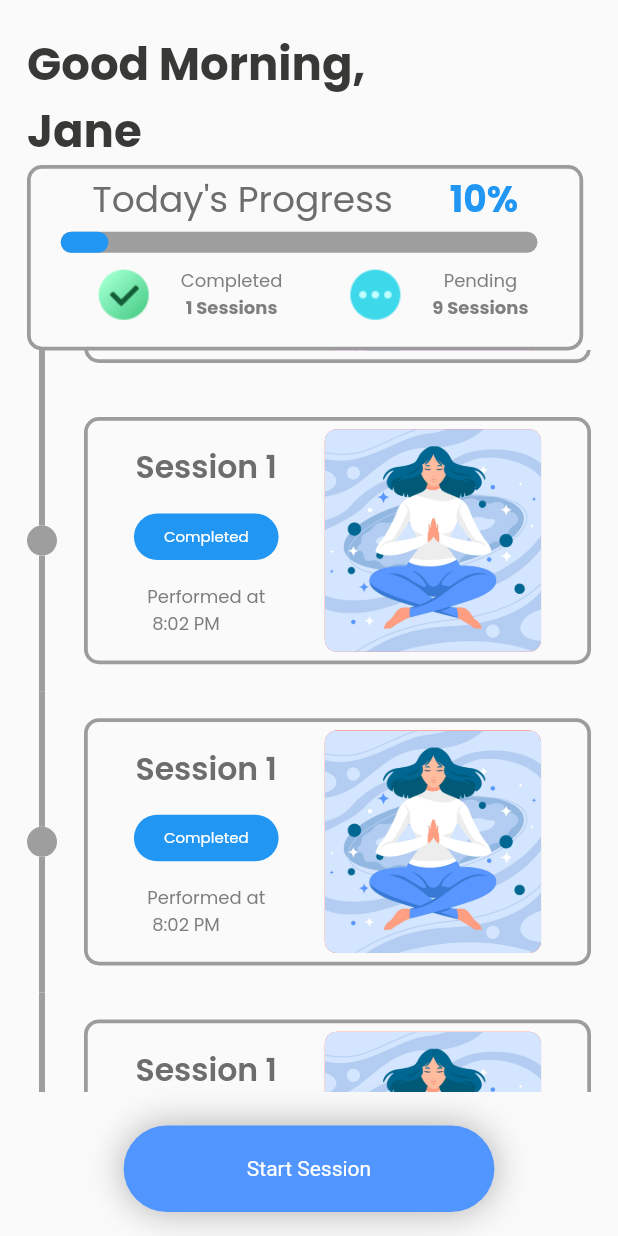
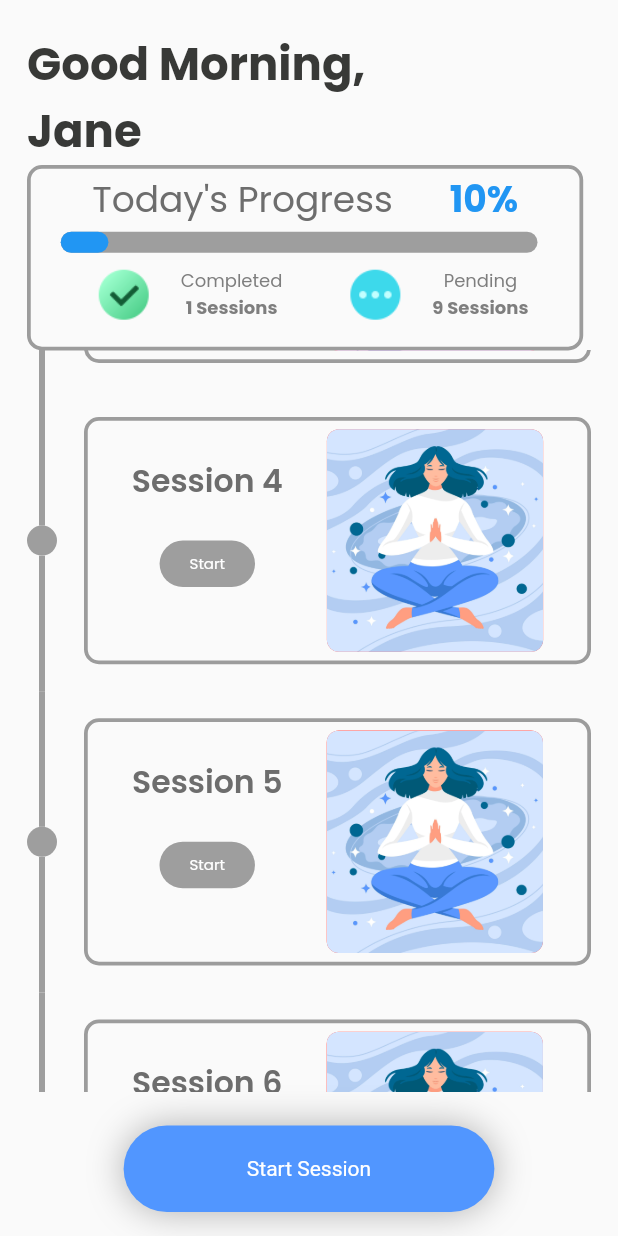
Before and after one commit to arunzuturu/fitness, a Flutter app: the screen it shows after launch, scrolled down 576 dp, after a tap on "Start Session", on a phone screen of 412 x 824 dp. Run offline on Flutter 3.47's test engine with Material 2 defaults, Android fonts, the phone set to English and light mode, and no system bars; drawn by our look-alikes of percent_indicator, timeline_tile; our stand-ins replace firebase_core, firebase_database, get, google_fonts; accounts and stored records are empty.

Commit message:
Done with Home

```diff
--- a/lib/View_Model/session_viewmodel.dart
+++ b/lib/View_Model/session_viewmodel.dart
@@ -1,11 +1,13 @@
 import 'package:firebase_core/firebase_core.dart';
 import 'package:firebase_database/firebase_database.dart';
 import 'package:get/get.dart';
+import 'package:intl/intl.dart';
 import '../Models/session_model.dart';
 
 class ProgressController extends GetxController
 {
-
+  final fb = FirebaseDatabase.instanceFor(app: Firebase.app(),databaseURL: "https://fitness-87807-default-rtdb.asia-southeast1.firebasedatabase.app");
+  final index = 1.obs;
   final now = DateTime.now();
   final bools = [false,false,false,false,false,false,false,false,false,false].obs;
   final count = 0.obs;
@@ -19,13 +21,17 @@ class ProgressController extends GetxController
    void getCount()
    {
      String date = now.toString().substring(0,10);
-     final fb = FirebaseDatabase.instanceFor(app: Firebase.app(),databaseURL: "https://fitness-87807-default-rtdb.asia-southeast1.firebasedatabase.app");
      var Ref = fb.ref("sessions");
-
     Ref.onChildAdded.listen((event) {
       var snapshot = event.snapshot;
       if(event.snapshot.key == date)
         {
+          count.value = event.snapshot.children.length;
+          count.refresh();
+          for (int i=0; i<count.value; i++)
+            {
+              bools[i] = true;
+            }
           Iterable<DataSnapshot> children = snapshot.children;
           for (var element in children) {
             Session s = Session();
@@ -33,17 +39,33 @@ class ProgressController extends GetxController
             s.session = element.value.toString();
             data.add(s);
           }
-          count.value = event.snapshot.children.length;
-          count.refresh();
-          for (int i=0; i<count.value; i++)
-            {
-              bools[i] = true;
-            }
-          print(event.snapshot.children.length);
+          // print(event.snapshot.children.length);
         }
      });
    }
 
+  Future<void> addSession() async {
+    final present = DateTime.now();
+    String formatter = present.toString().substring(0, 10);
+    String time = DateFormat.jm().format(present);
+    var ref = fb.ref('sessions/$formatter/$time');
+    if(data.isEmpty)
+      {
+        await ref.set("Session ${index.value}");
+        index.value+=1;
+        print(index.value);
+      }
+    else if(data[index.value-1].timeStamp != time)
+      {
+        await ref.set("Session ${index.value}");
+        index.value+=1;
+        print(index.value);
+      }
 
+    for(int i=0; i<data.length; i++)
+      {
+        print(data[i].timeStamp);
+      }
+  }
 
 }
--- a/lib/Views/home.dart
+++ b/lib/Views/home.dart
@@ -1,11 +1,9 @@
-import 'package:firebase_core/firebase_core.dart';
+
 import 'package:fitness/View_Model/session_viewmodel.dart';
 import 'package:fitness/constants.dart';
 import "package:flutter/material.dart";
-import 'package:firebase_database/firebase_database.dart';
 import 'package:get/get.dart';
 import 'package:timeline_tile/timeline_tile.dart';
-import 'package:intl/intl.dart';
 import 'package:percent_indicator/percent_indicator.dart';
 
 class Home extends StatefulWidget {
@@ -17,17 +15,13 @@ class Home extends StatefulWidget {
 
 class _HomeState extends State<Home> {
   final progController = Get.put(ProgressController());
-  final fb = FirebaseDatabase.instanceFor(
-      app: Firebase.app(),
-      databaseURL:
-          "https://fitness-87807-default-rtdb.asia-southeast1.firebasedatabase.app");
   @override
   Widget build(BuildContext context) {
     var size = MediaQuery.of(context).size;
     return Scaffold(
         floatingActionButton: InkWell(
           onTap: () {
-            _addsession();
+            progController.addSession();
             progController.getCount();
           },
           child: Container(
@@ -37,12 +31,12 @@ class _HomeState extends State<Home> {
                 borderRadius: BorderRadius.circular(30),
                 color: Color(0xff5196ff),
                 boxShadow: [
-                  new BoxShadow(
+                  BoxShadow(
                     color: Colors.black.withOpacity(0.3),
                     blurRadius: 20.0,
                   ),
                 ]),
-            child: Center(
+            child: const Center(
                 child: Text(
               "Start Session",
               style: TextStyle(color: Colors.white),
@@ -74,7 +68,7 @@ class _HomeState extends State<Home> {
                             child: ListView.builder(
                                 itemCount: 10,
                                 itemBuilder: (context, index) {
-                                  return Obx(()=> TimeLine(size, progController.bools[index], index));
+                                  return Obx(()=> TimeLine(size, progController.bools[index], index,progController.data));
                                 }),
                           )
                         ],
@@ -86,14 +80,6 @@ class _HomeState extends State<Home> {
             ),
           ),
         ));
-  }
-
-  Future<void> _addsession() async {
-    final now = new DateTime.now();
-    String formatter = now.toString().substring(0, 10);
-    String time = DateFormat.jm().format(now);
-    var ref = fb.ref('sessions/$formatter/$time');
-    await ref.set("Session 7");
   }
 }
 
@@ -201,7 +187,7 @@ Widget HeadingCard(size, percentage) {
       ));
 }
 
-Widget TimeLine(size, status, index) {
+Widget TimeLine(size, status, index, sessions) {
   return Column(
     children: [
       TimelineTile(
@@ -224,13 +210,13 @@ Widget TimeLine(size, status, index) {
         isFirst: index==0 ? true : false,
         endChild: Padding(
             padding: const EdgeInsets.all(18.0),
-            child: SessionCard(size, status)),
+            child: SessionCard(size, status, index, sessions)),
       ),
     ],
   );
 }
 
-Widget SessionCard(size, status) {
+Widget SessionCard(size, status, index, sessions) {
   return Stack(
     children: [
       Container(
@@ -245,28 +231,30 @@ Widget SessionCard(size, status) {
                 mainAxisAlignment: MainAxisAlignment.spaceEvenly,
                 children: [
                   Text(
-                    "Session 1",
+                    "Session ${index+1}",
                     style:
                         h2.copyWith(fontWeight: FontWeight.w600, fontSize: 21),
                   ),
                   Container(
                     decoration: BoxDecoration(
-                      color: Colors.blue,
+                      color: status ? Colors.blue : Colors.grey,
                       borderRadius: BorderRadius.circular(22),
                     ),
                     child: Padding(
                       padding: const EdgeInsets.only(
                           left: 20, right: 20, top: 8, bottom: 8),
                       child: Text(
-                        "Completed",
+                        status ? "Completed" : "Start",
                         style: sub1.copyWith(color: Colors.white, fontSize: 10),
                       ),
                     ),
                   ),
-                  Text(
-                    "Performed at\n 8:02 PM",
-                    style: sub1,
-                  )
+                  (status) ? Obx(
+                    ()=>Text(
+                      "Performed at\n ${sessions[index].timeStamp}",
+                      style: sub1,
+                    ),
+                  ) : SizedBox(),
                 ],
               ),
               Container(
```
Also changed, not shown: lib/Views/rehab.dart (added).
